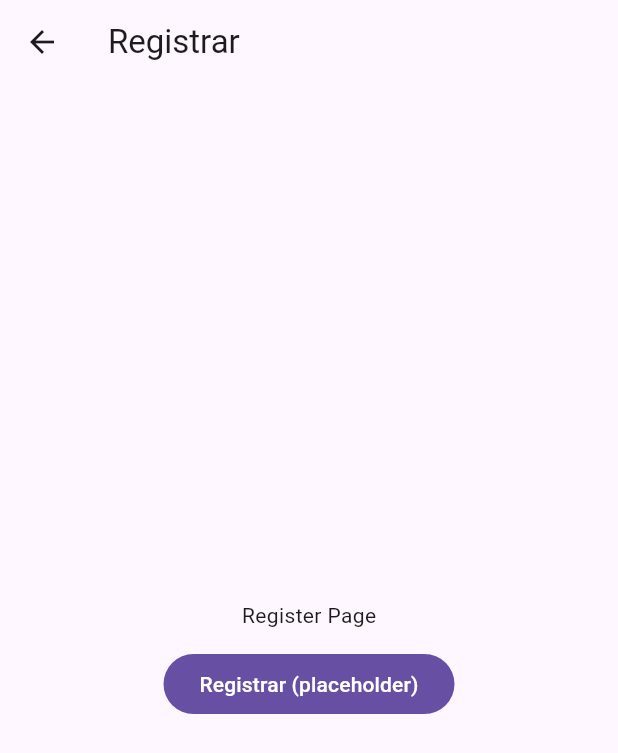
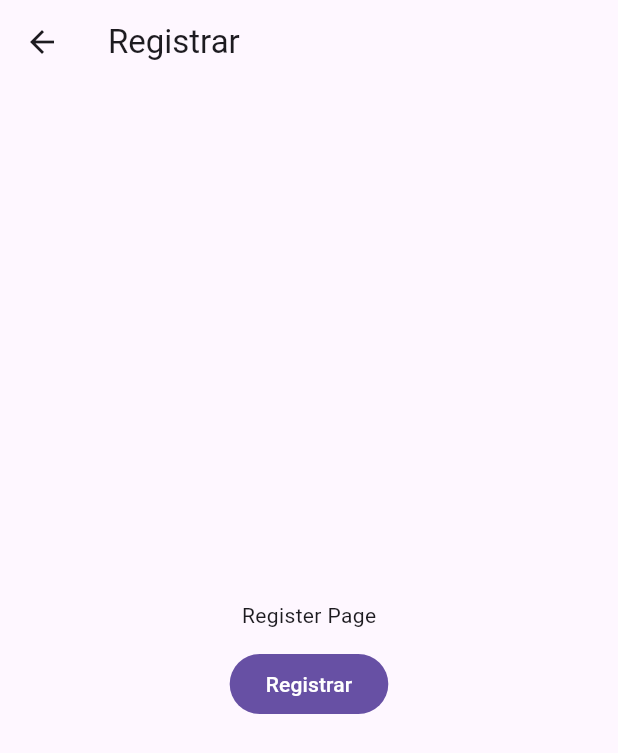
Before and after one commit to PedroJuanOfc/habitoo_flutter, a Flutter app: the screen it shows after launch, after a tap on "Criar conta", on a phone screen of 412 x 824 dp. Shown: the top 753 px of the screen. Run offline on Flutter 3.47's test engine with Material 3 defaults, Android fonts, the light colour scheme and no system bars.

Commit message:
Correção da logica de rotas dos botões

```diff
--- a/lib/src/core/habitoo_app.dart
+++ b/lib/src/core/habitoo_app.dart
@@ -1,7 +1,7 @@
 import 'package:flutter/material.dart';
 import 'package:habitoo_flutter/src/features/auth/presentation/login_page.dart';
 import 'package:habitoo_flutter/src/features/auth/presentation/register_page.dart';
-import 'package:habitoo_flutter/src/features/auth/presentation/home_page.dart';
+import 'package:habitoo_flutter/src/features/home/presentation/home_page.dart';
 
 class HabitooApp extends StatelessWidget {
   const HabitooApp({super.key});
--- a/lib/src/features/auth/presentation/login_page.dart
+++ b/lib/src/features/auth/presentation/login_page.dart
@@ -18,7 +18,7 @@
             const SizedBox(height: 12),
             FilledButton(
               onPressed: () => Navigator.pushReplacementNamed(context, '/home'),
-              child: const Text('Entrar (placeholder)'),
+              child: const Text('Entrar'),
             ),
             TextButton(
               onPressed: () => Navigator.pushNamed(context, RegisterPage.route),
--- a/lib/src/features/auth/presentation/register_page.dart
+++ b/lib/src/features/auth/presentation/register_page.dart
@@ -1,4 +1,5 @@
 import 'package:flutter/material.dart';
+import 'package:habitoo_flutter/src/features/auth/presentation/login_page.dart';
 
 class RegisterPage extends StatelessWidget {
   const RegisterPage({super.key});
@@ -16,8 +17,12 @@
             const Text('Register Page'),
             const SizedBox(height: 12),
             FilledButton(
-              onPressed: () => Navigator.pushReplacementNamed(context, '/home'),
-              child: const Text('Registrar (placeholder)'),
+              onPressed: () => Navigator.pushNamedAndRemoveUntil(
+                context,
+                LoginPage.route,
+                (route) => false,
+              ),
+              child: const Text('Registrar'),
             ),
           ],
         ),
```
Also changed, not shown: lib/src/features/home/presentation/home_page.dart (renamed from lib/src/features/auth/presentation/home_page.dart).
